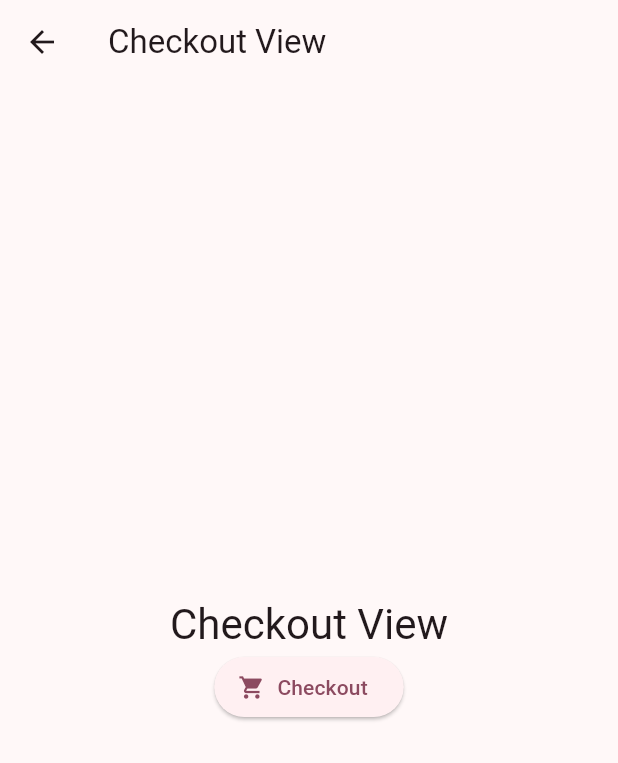
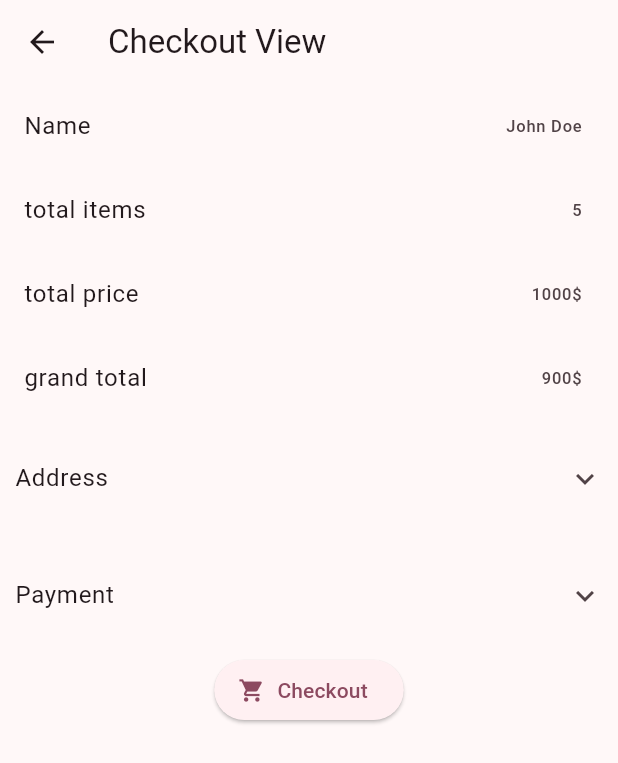
Before and after one commit to hiranmohanan/flutter_e_com, a Flutter app: the CheckOutView screen opened directly, on a phone screen of 412 x 824 dp. Shown: the top 763 px of the screen. Run offline on Flutter 3.47's test engine with Material 3 defaults, Android fonts, the phone set to English and light mode, and no system bars; our stand-ins replace firebase_auth, firebase_core, firebase_database, flutter_bloc, font_awesome_flutter, google_sign_in; accounts and stored records are empty.

Commit message:
partially completed

```diff
--- a/lib/features/cart/view/checkout_view.dart
+++ b/lib/features/cart/view/checkout_view.dart
@@ -11,12 +11,65 @@ class CheckOutView extends StatelessWidget {
       ),
       body: Center(
         child: Column(
-          mainAxisAlignment: MainAxisAlignment.center,
+          mainAxisAlignment: MainAxisAlignment.start,
           crossAxisAlignment: CrossAxisAlignment.center,
           children: [
-            Text(
-              'Checkout View',
-              style: Theme.of(context).textTheme.headlineMedium,
+            const ListTile(
+              title: Text('Name'),
+              trailing: Text('John Doe'),
+            ),
+            const ListTile(
+              title: Text('total items'),
+              trailing: Text('5'),
+            ),
+            const ListTile(
+              title: Text('total price'),
+              trailing: Text('1000\$'),
+            ),
+            const ListTile(
+              title: Text('grand total'),
+              trailing: Text('900\$'),
+            ),
+            const ExpansionTile(
+              title: Text('Address'),
+                          childrenPadding:  EdgeInsets.all(10),
+            tilePadding:  EdgeInsets.all(10),
+              children: [
+                ListTile(
+                  title:  Text('Street'),
+                  trailing:  Text('123 Main Street'),
+                ),
+                ListTile(
+                  title:  Text('City'),
+                  trailing:  Text('New York'),
+                ),
+                ListTile(
+                  title:  Text('State'),
+                  trailing:  Text('NY'),
+                ),
+                ListTile(
+                  title:  Text('Zip Code'),
+                  trailing:  Text('10001'),
+                ),
+              ],
+            ),
+             ExpansionTile(title: const Text('Payment'),
+            childrenPadding:  const EdgeInsets.all(10),
+            tilePadding:  const EdgeInsets.all(10),
+              children: [
+                ListTile(
+                  title: const Text('Razorpay'),
+                  trailing: const Text('1234 5678 9012 3456'),
+                  onTap: () {
+                    ScaffoldMessenger.of(context).showSnackBar(
+                      const SnackBar(
+                        content: Text('Payment Successful'),
+                      ),
+                    );
+                  },
+                ),
+
+              ],
             ),
             ElevatedButton.icon(
                 onPressed: () {
--- a/lib/features/prductDetail/view/product_detail_view.dart
+++ b/lib/features/prductDetail/view/product_detail_view.dart
@@ -1,5 +1,6 @@
 import 'package:flutter/material.dart';
 import 'package:flutter_e_com/models/ffirebase/models.dart';
+import 'package:flutter_e_com/widegts/widgets.dart';
 
 class ProductDetailView extends StatelessWidget {
   const ProductDetailView({super.key, required this.product});
@@ -52,6 +53,9 @@ class ProductDetailView extends StatelessWidget {
               ],
             ),
           ),
+          SliverToBoxAdapter(
+            child: cartButton(context, [product],0 ),
+          )
         ],
       ),
     );
--- a/pubspec.yaml
+++ b/pubspec.yaml
@@ -41,6 +41,7 @@ dependencies:
   firebase_auth: ^5.3.1
   firebase_database: ^11.1.4
   google_sign_in: ^6.2.1
+  razorpay_flutter: ^1.3.7
 
 dev_dependencies:
   flutter_test:
```
Also changed, not shown: lib/features/auth/view/auth_view.dart (+6 -2 lines), lib/features/prductDetail/bloc/productdetail_bloc.dart (added, +27 -0 lines), lib/features/prductDetail/bloc/productdetail_event.dart (added, +10 -0 lines), lib/features/prductDetail/bloc/productdetail_state.dart (added, +20 -0 lines), lib/features/product/view/prouct_view.dart (+11 -17 lines), lib/features/profile/view/profile_view.dart (+15 -8 lines), lib/features/wishList/view/wish_list_view.dart (+9 -0 lines), lib/widegts/cart_button.dart (added, +21 -0 lines), lib/widegts/widgets.dart (added, +7 -0 lines), pubspec.lock.
